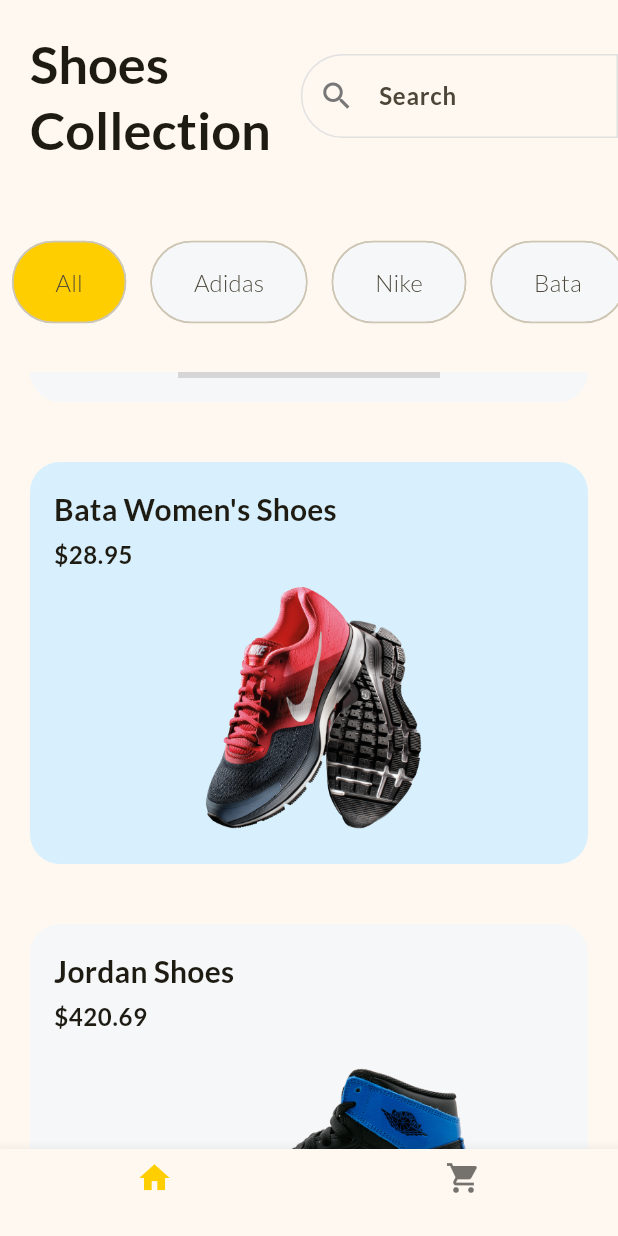
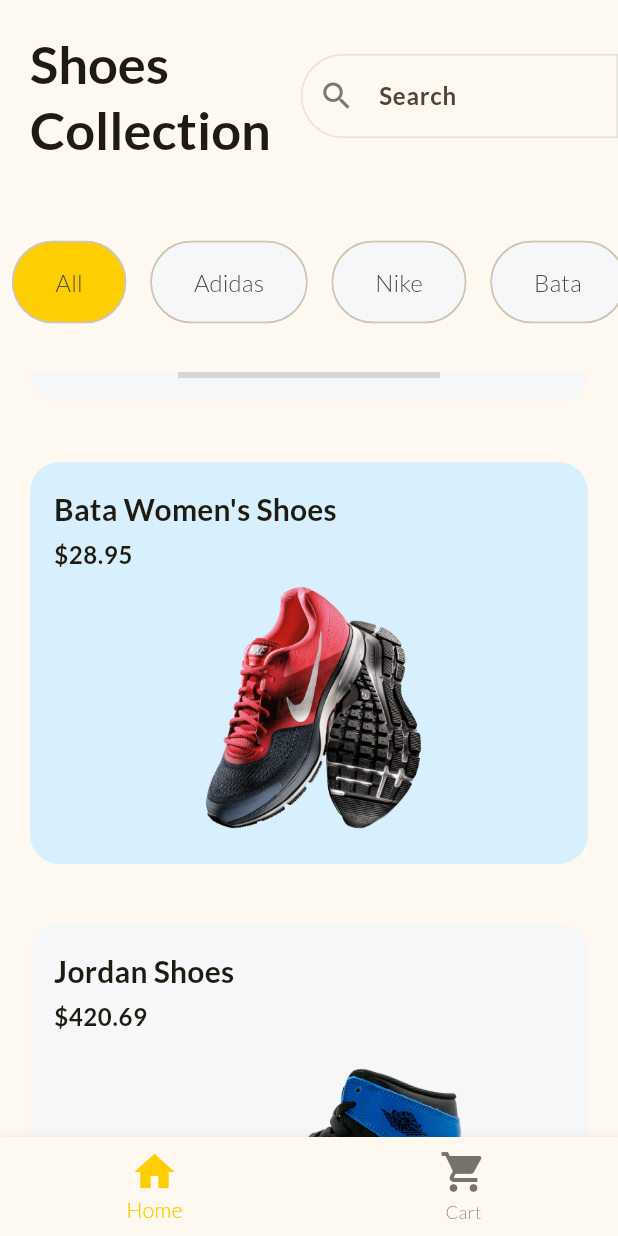
Before and after one commit to aryanbhardwaj24/shopping_app, a Flutter app: the screen it shows after launch, scrolled down 576 dp, on a phone screen of 412 x 824 dp. Run offline on Flutter 3.47's test engine with Material 3 defaults, Android fonts, the phone set to English and light mode, and no system bars; grey boxes are pictures that could not be loaded.

Commit message:
update iconSize and label of icons in bottomNavigationBar widget

```diff
--- a/lib/home_page.dart
+++ b/lib/home_page.dart
@@ -21,6 +21,7 @@ class _HomePageState extends State<HomePage> {
         children: pages,
       ),
       bottomNavigationBar: BottomNavigationBar(
+        iconSize: 32,
         onTap: (value) {
           setState(() {
             currentPage = value;
@@ -32,13 +33,13 @@ class _HomePageState extends State<HomePage> {
             icon: Icon(
               Icons.home,
             ),
-            label: '',
+            label: 'Home',
           ),
           BottomNavigationBarItem(
             icon: Icon(
               Icons.shopping_cart,
             ),
-            label: '',
+            label: 'Cart',
           ),
         ],
       ),
```
